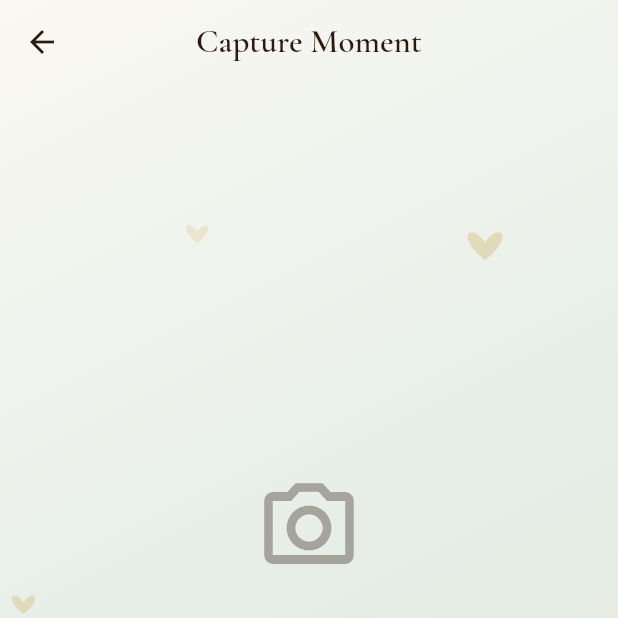
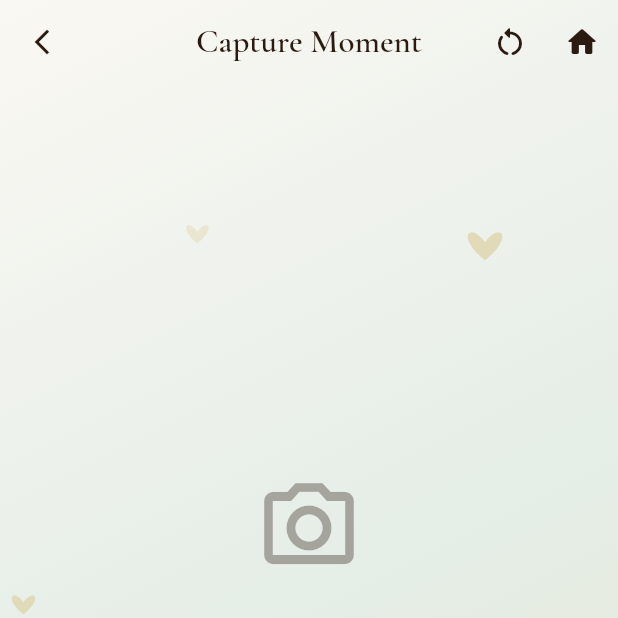
Before and after one commit to ucheeme/EmekaChidimmaWedding, a Flutter app: the CaptureScreen screen opened by its route, on a phone screen of 412 x 824 dp, the top half of it. Run offline on Flutter 3.47's test engine with Material 3 defaults, Android fonts, the phone set to English and light mode, and no system bars; our stand-ins replace animated_text_kit, audioplayers, cached_network_image, cloud_firestore, cloud_functions, connectivity_plus and 18 more; accounts and stored records are empty.

Commit message:
Fix navigation, live gallery loading, and background music on web
- Add AppNavActions (music + back-to-start intro + home) on all major screens
  including Live Gallery, Capture, and Guest Message
- Start memories stream from FirebaseAuth.currentUser so gallery is not stuck
  blank waiting on AuthCubit; treat initial state as loading
- Fix MusicService to use play(UrlSource) for reliable web/iOS Safari playback;
  toggle retries loading the track if needed
- Allow public Storage reads for guest memory/content media URLs
- Live Gallery: image placeholders/error fallback and proper nav buttons

Co-authored-by: Cursor <cursoragent@cursor.com>

```diff
--- a/lib/presentation/cubit/memories/memories_state.dart
+++ b/lib/presentation/cubit/memories/memories_state.dart
@@ -17,7 +17,8 @@ class MemoriesState extends Equatable {
   final bool isDemoData;
   final String? message;
 
-  bool get isLoading => status == MemoriesStatus.loading;
+  bool get isLoading =>
+      status == MemoriesStatus.loading || status == MemoriesStatus.initial;
   bool get hasMemories => memories.isNotEmpty;
 
   MemoriesState copyWith({
--- a/lib/presentation/screens/capture/capture_screen.dart
+++ b/lib/presentation/screens/capture/capture_screen.dart
@@ -4,6 +4,7 @@ import 'package:flutter_bloc/flutter_bloc.dart';
 import 'package:go_router/go_router.dart';
 import 'package:google_fonts/google_fonts.dart';
 
+import '../../../core/constants/route_paths.dart';
 import '../../../core/theme/app_colors.dart';
 import '../../../domain/entities/memory_upload.dart';
 import '../../../domain/enums/media_type.dart';
@@ -12,6 +13,7 @@ import '../../cubit/capture/capture_state.dart';
 import '../../cubit/connectivity/connectivity_cubit.dart';
 import '../../cubit/upload/upload_memory_cubit.dart';
 import '../../cubit/upload/upload_memory_state.dart';
+import '../../widgets/nav_buttons.dart';
 import '../../widgets/premium_button.dart';
 import '../../widgets/romantic_background.dart';
 import 'widgets/capture_details_form.dart';
@@ -93,14 +95,20 @@ class _CaptureScreenState extends State<CaptureScreen> {
       child: Scaffold(
         extendBodyBehindAppBar: true,
         appBar: AppBar(
-          leading: BackButton(
-            color: AppColors.deepWine,
+          leading: IconButton(
+            icon: const Icon(Icons.arrow_back_ios_new, size: 20),
+            tooltip: 'Back',
             onPressed: () {
               context.read<CaptureCubit>().reset();
-              context.pop();
+              if (context.canPop()) {
+                context.pop();
+              } else {
+                context.go(RoutePaths.home);
+              }
             },
           ),
           title: const Text('Capture Moment'),
+          actions: const [AppNavActions()],
         ),
         body: RomanticBackground(
           child: SafeArea(
--- a/lib/presentation/screens/guest_message/guest_message_screen.dart
+++ b/lib/presentation/screens/guest_message/guest_message_screen.dart
@@ -8,6 +8,7 @@ import '../../../core/theme/app_colors.dart';
 import '../../cubit/guest_message/guest_message_cubit.dart';
 import '../../cubit/guest_message/guest_message_state.dart';
 import '../../widgets/glass_card.dart';
+import '../../widgets/nav_buttons.dart';
 import '../../widgets/premium_button.dart';
 import '../../widgets/romantic_background.dart';
 
@@ -56,8 +57,9 @@ class _GuestMessageScreenState extends State<GuestMessageScreen> {
       child: Scaffold(
         extendBodyBehindAppBar: true,
         appBar: AppBar(
-          leading: const BackButton(),
+          leading: const AppBackButton(),
           title: const Text('Leave a Message'),
+          actions: const [AppNavActions()],
         ),
         body: RomanticBackground(
           showPetals: true,
--- a/lib/presentation/screens/home/home_screen.dart
+++ b/lib/presentation/screens/home/home_screen.dart
@@ -23,7 +23,7 @@ class HomeScreen extends StatelessWidget {
       appBar: AppBar(
         title: const Text('Forever Moments'),
         actions: [
-          const MusicToggleButton(),
+          const AppNavActions(),
           IconButton(
             icon: const Icon(Icons.tv_outlined),
             tooltip: 'Wedding Wall',
--- a/lib/presentation/screens/love_notes/love_notes_screen.dart
+++ b/lib/presentation/screens/love_notes/love_notes_screen.dart
@@ -40,7 +40,7 @@ class _LoveNotesScreenState extends State<LoveNotesScreen> {
       appBar: AppBar(
         leading: const AppBackButton(),
         title: const Text('Love Notes'),
-        actions: const [MusicToggleButton(), HomeIconButton()],
+        actions: const [AppNavActions()],
       ),
       body: RomanticBackground(
         showPetals: true,
--- a/lib/presentation/screens/love_story/love_story_screen.dart
+++ b/lib/presentation/screens/love_story/love_story_screen.dart
@@ -39,7 +39,7 @@ class _LoveStoryScreenState extends State<LoveStoryScreen> {
       appBar: AppBar(
         leading: const AppBackButton(),
         title: const Text('Our Love Story'),
-        actions: const [MusicToggleButton(), HomeIconButton()],
+        actions: const [AppNavActions()],
       ),
       body: RomanticBackground(
         child: SafeArea(
--- a/lib/presentation/screens/pre_wedding_gallery/pre_wedding_gallery_screen.dart
+++ b/lib/presentation/screens/pre_wedding_gallery/pre_wedding_gallery_screen.dart
@@ -43,7 +43,7 @@ class _PreWeddingGalleryScreenState extends State<PreWeddingGalleryScreen> {
       appBar: AppBar(
         leading: const AppBackButton(),
         title: const Text('Pre-Wedding Gallery'),
-        actions: const [MusicToggleButton(), HomeIconButton()],
+        actions: const [AppNavActions()],
       ),
       body: RomanticBackground(
         child: SafeArea(
--- a/lib/presentation/screens/program/program_screen.dart
+++ b/lib/presentation/screens/program/program_screen.dart
@@ -26,7 +26,7 @@ class ProgramScreen extends StatelessWidget {
         leading: const AppBackButton(),
         title: const Text('Wedding Program'),
         backgroundColor: Colors.transparent,
-        actions: const [MusicToggleButton(), HomeIconButton()],
+        actions: const [AppNavActions()],
       ),
       body: RomanticBackground(
         child: SafeArea(
--- a/lib/presentation/widgets/nav_buttons.dart
+++ b/lib/presentation/widgets/nav_buttons.dart
@@ -42,6 +42,39 @@ class HomeIconButton extends StatelessWidget {
   }
 }
 
+/// Returns to the cinematic intro / welcome screen.
+class IntroIconButton extends StatelessWidget {
+  const IntroIconButton({super.key});
+
+  @override
+  Widget build(BuildContext context) {
+    return IconButton(
+      icon: const Icon(Icons.restart_alt_rounded),
+      tooltip: 'Back to start',
+      onPressed: () => context.go(RoutePaths.intro),
+    );
+  }
+}
+
+/// Standard app-bar actions: optional music toggle, restart intro, home hub.
+class AppNavActions extends StatelessWidget {
+  const AppNavActions({super.key, this.showMusic = true});
+
+  final bool showMusic;
+
+  @override
+  Widget build(BuildContext context) {
+    return Row(
+      mainAxisSize: MainAxisSize.min,
+      children: [
+        if (showMusic) const MusicToggleButton(),
+        const IntroIconButton(),
+        const HomeIconButton(),
+      ],
+    );
+  }
+}
+
 /// Play/pause toggle for the background music. Renders nothing when no track is
 /// configured, so screens without music stay visually unchanged.
 class MusicToggleButton extends StatelessWidget {
```
Also changed, not shown: lib/core/audio/music_service.dart (+16 -6 lines), lib/presentation/cubit/music/music_cubit.dart (+14 -4 lines), lib/presentation/screens/live_gallery/live_gallery_screen.dart (+11 -1 lines), lib/presentation/widgets/memories_bootstrap.dart (+5 -2 lines), 1 other file.
